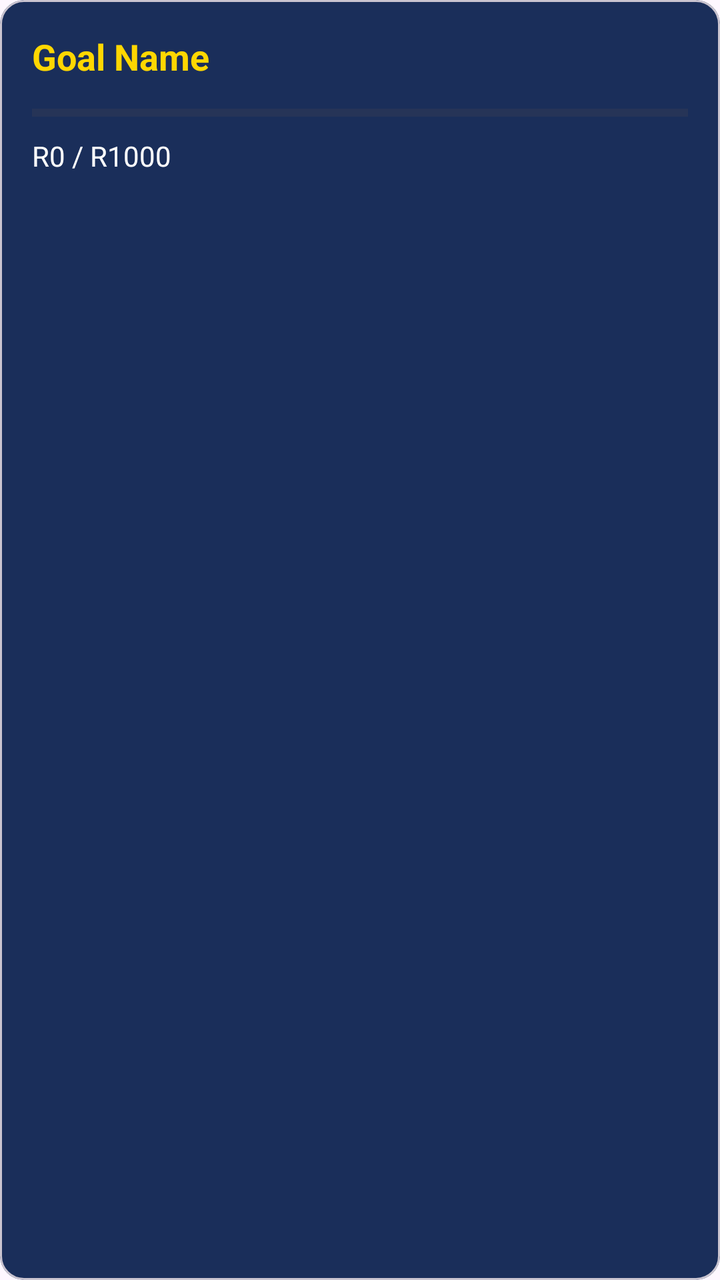
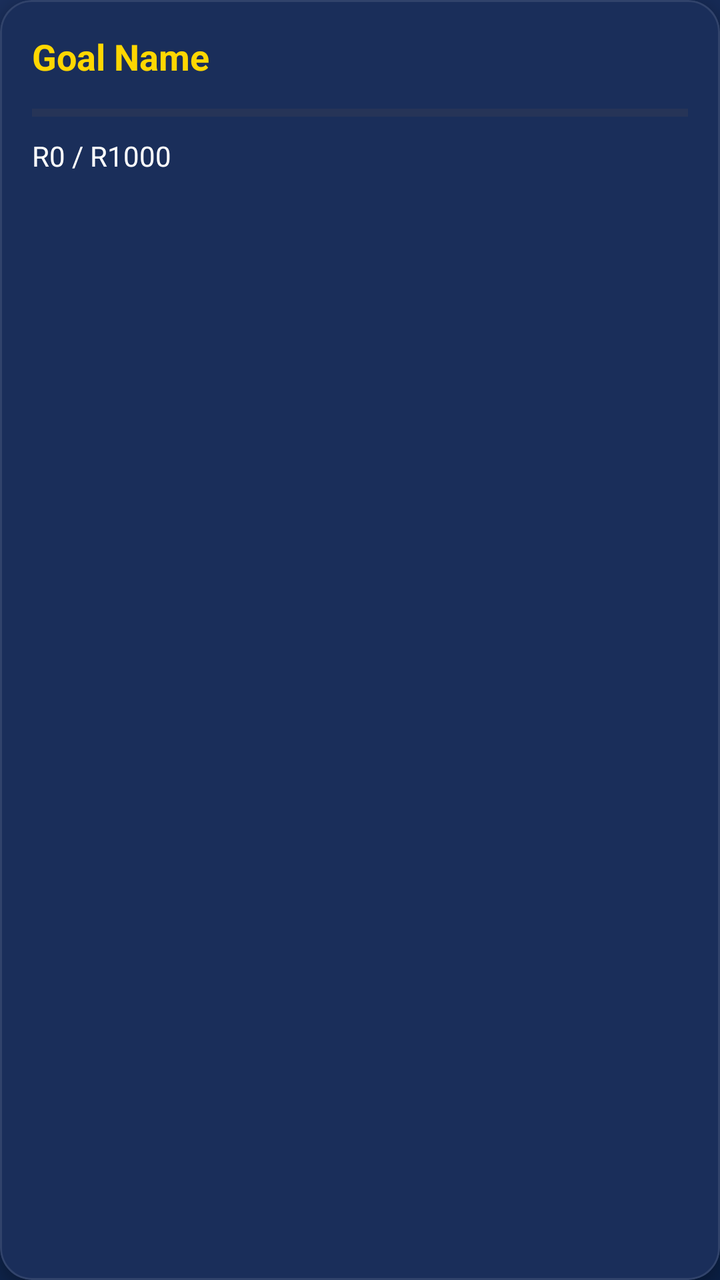

An Android layout rendered at two revisions. The XML below is the earlier revision; the diff shows what the commit changed to produce the second picture.
<!-- AndroidManifest.xml: application theme Theme.CoinQuest -->
<!-- res/layout/item_savings_goal.xml -->
<?xml version="1.0" encoding="utf-8"?>
<com.google.android.material.card.MaterialCardView xmlns:android="http://schemas.android.com/apk/res/android"
    android:layout_width="match_parent"
    android:layout_height="wrap_content"
    android:layout_marginBottom="8dp"
    app:cardBackgroundColor="#1A2E5A"
    xmlns:app="http://schemas.android.com/apk/res-auto">

    <LinearLayout
        android:layout_width="match_parent"
        android:layout_height="wrap_content"
        android:orientation="vertical"
        android:padding="16dp">

        <TextView
            android:id="@+id/tvGoalName"
            android:layout_width="wrap_content"
            android:layout_height="wrap_content"
            android:text="Goal Name"
            android:textColor="#FFD700"
            android:textSize="18sp"
            android:textStyle="bold"/>

        <ProgressBar
            android:id="@+id/pbSavings"
            style="?android:attr/progressBarStyleHorizontal"
            android:layout_width="match_parent"
            android:layout_height="wrap_content"
            android:progressTint="#4CAF50"
            android:layout_marginTop="8dp"
            android:layout_marginBottom="4dp"/>

        <TextView
            android:id="@+id/tvSavingsStatus"
            android:layout_width="wrap_content"
            android:layout_height="wrap_content"
            android:text="R0 / R1000"
            android:textColor="#FFFFFF"
            android:textSize="14sp"/>

    </LinearLayout>
</com.google.android.material.card.MaterialCardView>
<!-- resources referenced by this layout -->
<resources>
  <style name="Theme.CoinQuest" parent="Base.Theme.CoinQuest" />
  <style name="Base.Theme.CoinQuest" parent="Theme.Material3.DayNight.NoActionBar">
          <item name="colorPrimary">@color/gold</item>
          <item name="colorOnPrimary">@color/navy</item>
          <item name="android:statusBarColor">@color/navy</item>
  
          
          <item name="textAppearanceHeadlineLarge">@style/TextAppearance.CoinQuest.Headline</item>
          <item name="textAppearanceTitleLarge">@style/TextAppearance.CoinQuest.Title</item>
          <item name="textAppearanceBodyLarge">@style/TextAppearance.CoinQuest.Body</item>
      </style>
  <color name="gold">#FFD700</color>
  <color name="navy">#0A1F44</color>
  <style name="TextAppearance.CoinQuest.Headline" parent="TextAppearance.Material3.HeadlineLarge">
          <item name="android:textSize">@dimen/text_size_headline</item>
          <item name="android:textStyle">bold</item>
          <item name="android:textColor">@color/gold</item>
      </style>
  <style name="TextAppearance.CoinQuest.Title" parent="TextAppearance.Material3.TitleLarge">
          <item name="android:textSize">@dimen/text_size_title</item>
          <item name="android:textStyle">bold</item>
          <item name="android:textColor">@color/white</item>
      </style>
  <style name="TextAppearance.CoinQuest.Body" parent="TextAppearance.Material3.BodyLarge">
          <item name="android:textSize">@dimen/text_size_body</item>
          <item name="android:textStyle">normal</item>
          <item name="android:textColor">@color/white</item>
      </style>
  <dimen name="text_size_headline">28sp</dimen>
  <dimen name="text_size_title">20sp</dimen>
  <color name="white">#FFFFFF</color>
  <dimen name="text_size_body">16sp</dimen>
</resources>

<!-- the commit's change to res/layout/item_savings_goal.xml (unified diff, before → after) -->
@@ -1,10 +1,15 @@
 <?xml version="1.0" encoding="utf-8"?>
 <com.google.android.material.card.MaterialCardView xmlns:android="http://schemas.android.com/apk/res/android"
+    xmlns:app="http://schemas.android.com/apk/res-auto"
     android:layout_width="match_parent"
     android:layout_height="wrap_content"
-    android:layout_marginBottom="8dp"
+    android:layout_marginHorizontal="4dp"
+    android:layout_marginVertical="8dp"
     app:cardBackgroundColor="#1A2E5A"
-    xmlns:app="http://schemas.android.com/apk/res-auto">
+    app:cardCornerRadius="16dp"
+    app:cardElevation="4dp"
+    app:strokeColor="#1AFFFFFF"
+    app:strokeWidth="1dp">
 
     <LinearLayout
         android:layout_width="match_parent"
<!-- resource entries referenced after the edit -->
@@ -5,14 +5,27 @@
           <item name="colorPrimary">@color/gold</item>
           <item name="colorOnPrimary">@color/navy</item>
           <item name="android:statusBarColor">@color/navy</item>
+          <item name="android:windowBackground">@drawable/bg_main_gradient</item>
   
           
           <item name="textAppearanceHeadlineLarge">@style/TextAppearance.CoinQuest.Headline</item>
           <item name="textAppearanceTitleLarge">@style/TextAppearance.CoinQuest.Title</item>
           <item name="textAppearanceBodyLarge">@style/TextAppearance.CoinQuest.Body</item>
+  
+          
+          <item name="materialButtonStyle">@style/Widget.CoinQuest.Button</item>
       </style>
   <color name="gold">#FFD700</color>
   <color name="navy">#0A1F44</color>
+  <!-- drawable bg_main_gradient (drawable) -->
+  <?xml version="1.0" encoding="utf-8"?>
+  <shape xmlns:android="http://schemas.android.com/apk/res/android"
+      android:shape="rectangle">
+      <gradient
+          android:startColor="#0A1F44"
+          android:endColor="#1A2E5A"
+          android:angle="135" />
+  </shape>
   <style name="TextAppearance.CoinQuest.Headline" parent="TextAppearance.Material3.HeadlineLarge">
           <item name="android:textSize">@dimen/text_size_headline</item>
           <item name="android:textStyle">bold</item>
@@ -28,9 +41,20 @@
           <item name="android:textStyle">normal</item>
           <item name="android:textColor">@color/white</item>
       </style>
+  <style name="Widget.CoinQuest.Button" parent="Widget.Material3.Button">
+          <item name="android:insetTop">0dp</item>
+          <item name="android:insetBottom">0dp</item>
+          <item name="shapeAppearanceOverlay">@style/ShapeAppearance.CoinQuest.Button</item>
+          <item name="android:textAllCaps">false</item>
+          <item name="android:textStyle">bold</item>
+          <item name="android:letterSpacing">0.05</item>
+      </style>
   <dimen name="text_size_headline">28sp</dimen>
   <dimen name="text_size_title">20sp</dimen>
   <color name="white">#FFFFFF</color>
   <dimen name="text_size_body">16sp</dimen>
+  <style name="ShapeAppearance.CoinQuest.Button" parent="">
+          <item name="cornerSize">12dp</item>
+      </style>
 </resources>
 
